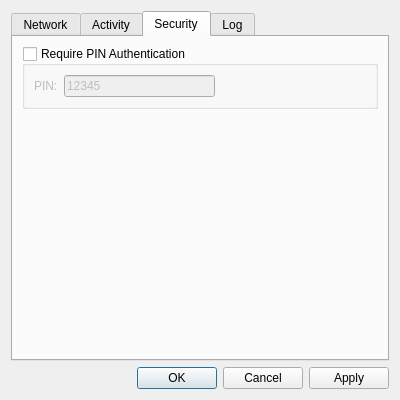
This is STiTCH/SettingsDialog.ui in dgraves/iTCH as Qt 5 draws it before an edit. The edited form follows.
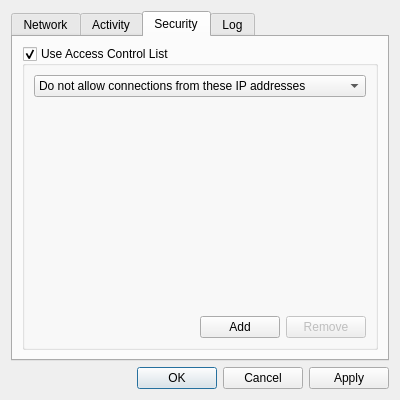
This is the edited form. The open tabs and pages were chosen to show the change. Custom widgets are drawn as their Qt base class.

Commit message:
Added access control lists to UI
Added UI support for whitelist and blacklist access controls
Selection is made between the whitelist and blacklist on the Security tab of the settings dialog, where IP addresses can be added to either list
A block button was added to the Newtwkr tab, to add selected IP addresses to the blacklist and remove them from the whitelist (and disconnect the blocked connection)

Diff of the .ui file:
```diff
--- a/STiTCH/SettingsDialog.ui
+++ b/STiTCH/SettingsDialog.ui
@@ -289,61 +289,78 @@
        <item>
         <widget class="QGroupBox" name="pinGroupBox">
          <property name="title">
-          <string>Require PIN Authentication</string>
+          <string>Use Access Control List</string>
          </property>
          <property name="checkable">
           <bool>true</bool>
          </property>
          <property name="checked">
-          <bool>false</bool>
+          <bool>true</bool>
          </property>
          <layout class="QGridLayout" name="gridLayout_3">
           <item row="0" column="0">
-           <widget class="QLabel" name="pinLabel">
-            <property name="text">
-             <string>PIN:</string>
-            </property>
+           <widget class="QComboBox" name="aclModeBox">
+            <item>
+             <property name="text">
+              <string extracomment="Blacklist">Do not allow connections from these IP addresses</string>
+             </property>
+            </item>
+            <item>
+             <property name="text">
+              <string extracomment="Whitelist">Only allow connections from these IP addresses</string>
+             </property>
+            </item>
            </widget>
           </item>
-          <item row="0" column="1">
-           <widget class="QLineEdit" name="pinLineEdit">
-            <property name="text">
-             <string>12345</string>
-            </property>
-            <property name="maxLength">
-             <number>32</number>
-            </property>
+          <item row="1" column="0">
+           <widget class="QStackedWidget" name="aclStackedWidget">
+            <widget class="AclWidget" name="blacklistPage"/>
+            <widget class="AclWidget" name="whitelistPage"/>
            </widget>
           </item>
-          <item row="0" column="2">
-           <spacer name="horizontalSpacer_2">
-            <property name="orientation">
-             <enum>Qt::Horizontal</enum>
-            </property>
-            <property name="sizeHint" stdset="0">
-             <size>
-              <width>40</width>
-              <height>20</height>
-             </size>
-            </property>
-           </spacer>
+          <item row="2" column="0">
+           <layout class="QHBoxLayout" name="horizontalLayout_2">
+            <item>
+             <spacer name="horizontalSpacer_2">
+              <property name="orientation">
+               <enum>Qt::Horizontal</enum>
+              </property>
+              <property name="sizeHint" stdset="0">
+               <size>
+                <width>40</width>
+                <height>20</height>
+               </size>
+              </property>
+             </spacer>
+            </item>
+            <item>
+             <widget class="QPushButton" name="aclAddButton">
+              <property name="toolTip">
+               <string>Add a new IP address to the list</string>
+              </property>
+              <property name="text">
+               <string>Add</string>
+              </property>
+             </widget>
+            </item>
+            <item>
+             <widget class="QPushButton" name="aclRemoveButton">
+              <property name="enabled">
+               <bool>false</bool>
+              </property>
+              <property name="toolTip">
+               <string>Remove the selected IP Addresses from the list</string>
+              </property>
+              <property name="text">
+               <string>Remove</string>
+              </property>
+             </widget>
+            </item>
+           </layout>
           </item>
          </layout>
         </widget>
        </item>
-       <item>
-        <spacer name="verticalSpacer_2">
-         <property name="orientation">
-          <enum>Qt::Vertical</enum>
-         </property>
-         <property name="sizeHint" stdset="0">
-          <size>
-           <width>20</width>
-           <height>40</height>
-          </size>
-         </property>
-        </spacer>
-       </item>
       </layout>
      </widget>
      <widget class="QWidget" name="logTab">
@@ -471,6 +488,14 @@
    </property>
   </action>
  </widget>
+ <customwidgets>
+  <customwidget>
+   <class>AclWidget</class>
+   <extends>QWidget</extends>
+   <header>AclWidget.h</header>
+   <container>1</container>
+  </customwidget>
+ </customwidgets>
  <tabstops>
   <tabstop>portSpinBox</tabstop>
   <tabstop>interfaceComboBox</tabstop>
```
Left out of the diff: 85 changed lines with no effect on the pictures. The commit also changes 3 other files.
